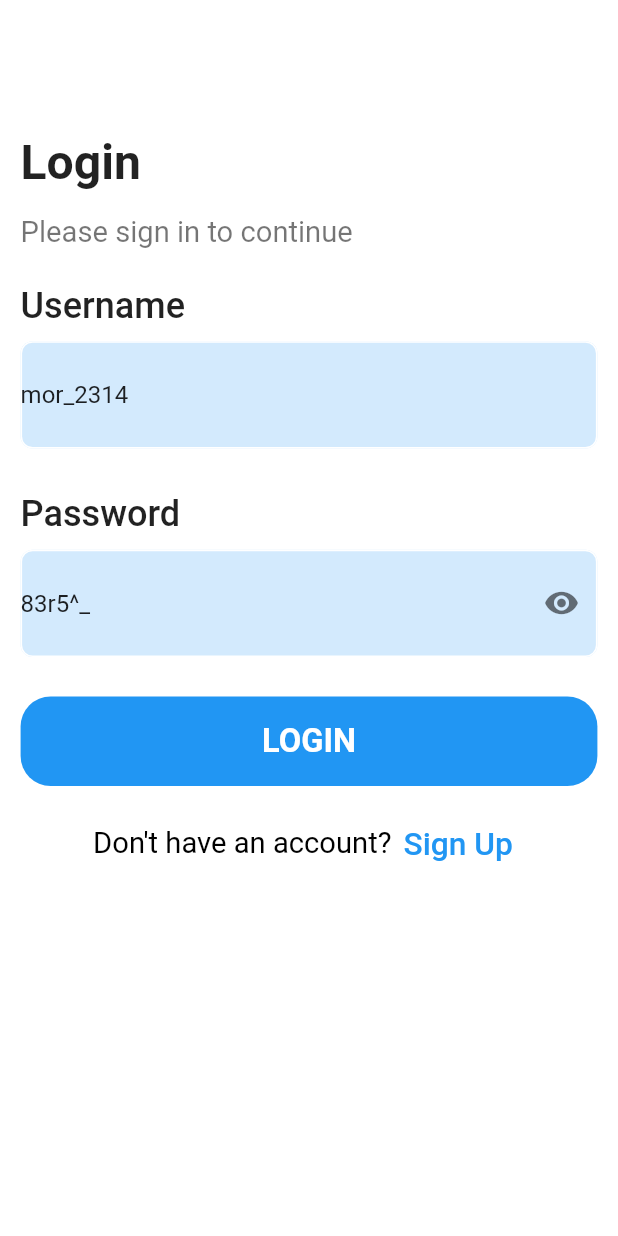
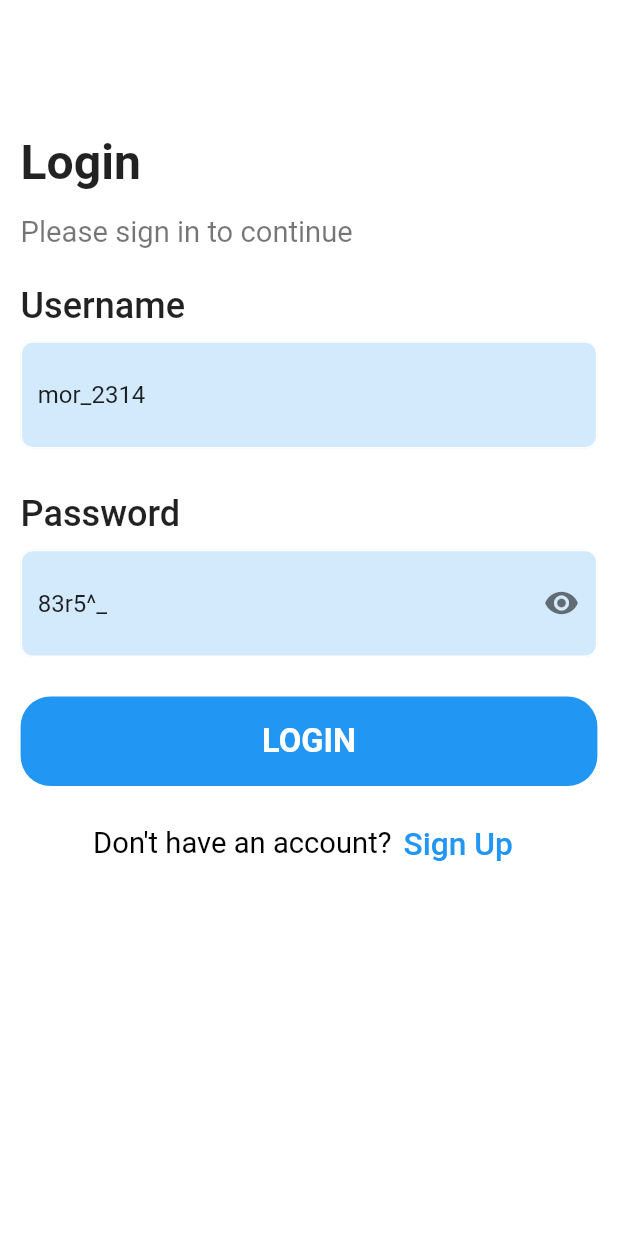
Before and after one commit to EngMohamedKhalid/simple_ecommerce, a Flutter app: the screen it shows after launch, on a phone screen of 412 x 824 dp. Run offline on Flutter 3.47's test engine with Material 2 defaults, Android fonts, the phone set to English and light mode, and no system bars; our stand-ins replace flutter_screenutil, fluttertoast, go_router, image_picker, shared_preferences.

Commit message:
add some changes

```diff
--- a/lib/shared/components/custom_text_field.dart
+++ b/lib/shared/components/custom_text_field.dart
@@ -2,11 +2,12 @@ import 'package:flutter/material.dart';
 import 'package:flutter_screenutil/flutter_screenutil.dart';
 
 class CustomTextFormField extends StatelessWidget {
-  const CustomTextFormField({Key? key, required this.controller, this.suffixIcon, this.prefixIcon, this.hintText, this.maxLines=1, this.keyType}) : super(key: key);
+  const CustomTextFormField({Key? key, required this.controller, this.suffixIcon, this.prefixIcon, this.hintText, this.maxLines=1, this.keyType, this.initValue}) : super(key: key);
  final TextEditingController controller;
  final Widget? suffixIcon;
  final Widget? prefixIcon;
  final String? hintText;
+ final String? initValue;
  final int? maxLines;
  final TextInputType? keyType;
   @override
@@ -15,6 +16,7 @@ class CustomTextFormField extends StatelessWidget {
       controller: controller,
       maxLines: maxLines,
       keyboardType: keyType,
+      initialValue: initValue,
       validator: (value) {
         if(value!.isEmpty){
           return "Field Must be Not Empty";
@@ -25,7 +27,7 @@ class CustomTextFormField extends StatelessWidget {
       },
       decoration: InputDecoration(
         hintText: hintText,
-          contentPadding: EdgeInsets.symmetric(vertical: 22.h),
+          contentPadding: EdgeInsets.symmetric(vertical: 22.h,horizontal: 10.w),
           fillColor: Colors.blue.withOpacity(.2),
           filled: true,
           enabledBorder: OutlineInputBorder(
--- a/lib/shared/constant.dart
+++ b/lib/shared/constant.dart
@@ -1,4 +1,12 @@
+import 'dart:io';
+
 import 'package:simple_ecommerce/models/add_product_model.dart';
 
 String? token ;
+String title ="" ;
+String price ="" ;
+String desc ="";
+String cat="" ;
+String image ="";
 List<AddProductModel> addedList = [];
+File? imageFile ;
```
Also changed, not shown: lib/layout/home_screen.dart (+11 -0 lines), lib/modules/add_product_module/add_product_screen.dart (+25 -4 lines), lib/modules/added_products_module/added_products_screen.dart (+1 -6 lines), lib/modules/update_product_module/update_product_screen.dart (+19 -7 lines).
